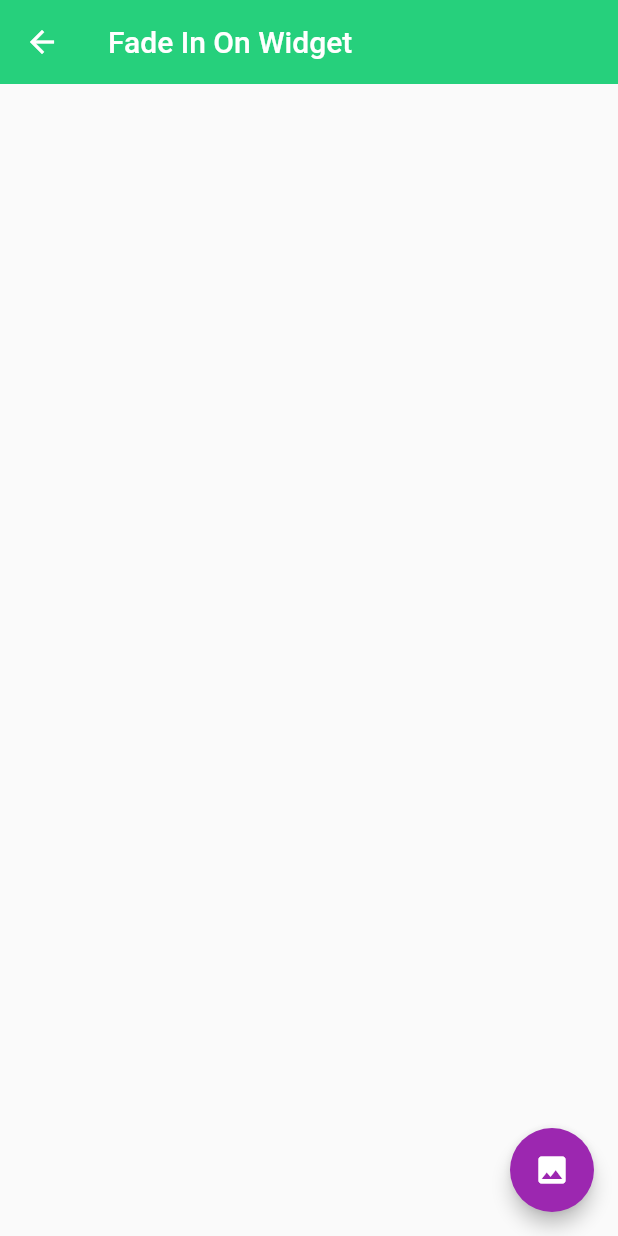
After one commit to eivanphils/flutter-components, a Flutter app: the FadeInOnWidgetScreen screen opened by its route, after a tap on the "hide image" icon, on a phone screen of 412 x 824 dp. The commit adds this screen. Run offline on Flutter 3.47's test engine with Material 2 defaults, Android fonts, the phone set to English and light mode, and no system bars.

Commit message:
Agregado Screen usando el AnimatedOpacity

```diff
--- a/lib/router/app_routes.dart
+++ b/lib/router/app_routes.dart
@@ -18,6 +18,7 @@ class AppRoutes {
     MenuOption(route: 'inputs', name: 'Inputs - Forms', screen: const InputsScreen(), icon: Icons.input_rounded),
     MenuOption(route: 'slides', name: 'Slides & Checks', screen: const SlidesScreen(), icon: Icons.check),
     MenuOption(route: 'list-view-builder', name: 'ListViewBuilder', screen: const ListViewBuilderScreen(), icon: Icons.list_alt),
+    MenuOption(route: 'fade-in-on-widget', name: 'FadeInOnWidget', screen: const FadeInOnWidgetScreen(), icon: Icons.widgets),
   ];
 
   // static Map<String, Widget Function(BuildContext)> routes = {
--- /dev/null
+++ b/lib/screens/fade_in_on_widget_screen.dart
@@ -0,0 +1,48 @@
+import 'package:flutter/material.dart';
+
+class FadeInOnWidgetScreen extends StatefulWidget {
+  const FadeInOnWidgetScreen({Key? key}) : super(key: key);
+
+  @override
+  State<FadeInOnWidgetScreen> createState() => _FadeInOnWidgetScreenState();
+}
+
+class _FadeInOnWidgetScreenState extends State<FadeInOnWidgetScreen> {
+  bool _visible = true;
+  double _opacity = 1.0;
+
+  void onChageOpacity() {
+    _visible = !_visible;
+    _opacity = _visible ? 1.0 : 0.0;
+    setState(() {});
+  }
+
+  @override
+  Widget build(BuildContext context) {
+    return Scaffold(
+      appBar: AppBar(
+        title: const Text('Fade In On Widget'),
+      ),
+      body: Center(
+        child: AnimatedOpacity(
+          opacity: _opacity,
+          duration: const Duration(seconds: 1),
+          curve: Curves.ease,
+          child: Container(
+            width: 200,
+            height: 200,
+            decoration: BoxDecoration(
+              borderRadius: BorderRadius.circular(20),
+              color: Colors.blueAccent,
+            ),
+          ),
+        ),
+      ),
+      floatingActionButton: FloatingActionButton(
+          onPressed: () => onChageOpacity(),
+          backgroundColor: _visible ? Colors.red : Colors.purple,
+          tooltip: _visible ? 'ocultar' : 'mostrar',
+          child: Icon(_visible ? Icons.hide_image : Icons.image)),
+    );
+  }
+}
--- a/lib/screens/screens.dart
+++ b/lib/screens/screens.dart
@@ -2,6 +2,7 @@ export 'package:flutter_components/screens/alert_screen.dart';
 export 'package:flutter_components/screens/animated_screen.dart';
 export 'package:flutter_components/screens/avatar_screen.dart';
 export 'package:flutter_components/screens/card_screen.dart';
+export 'package:flutter_components/screens/fade_in_on_widget_screen.dart';
 export 'package:flutter_components/screens/home_screen.dart';
 export 'package:flutter_components/screens/inputs_screen.dart';
 export 'package:flutter_components/screens/list_view_builder_screen.dart';
```
